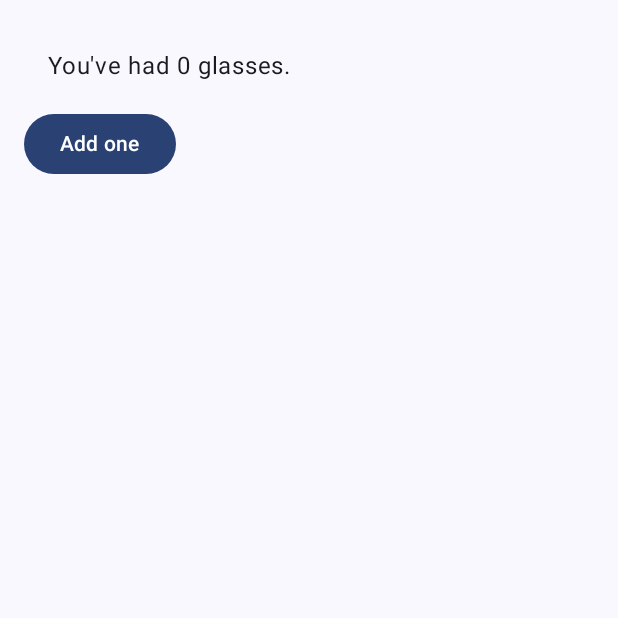
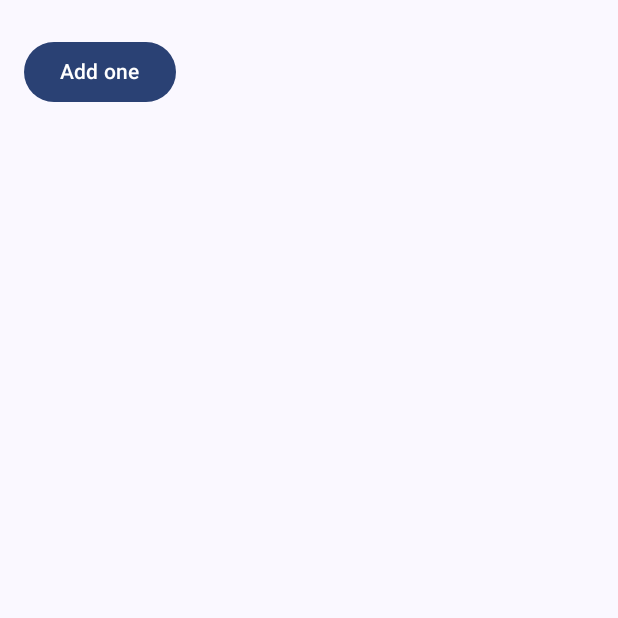
Before and after one commit to galcyurio/tut-android-compose, an Android app built with Jetpack Compose: the screen it shows after launch (MainActivity), on a phone screen of 412 x 824 dp, the top half of it. Run offline under Robolectric (Android 15) with nearby library versions, the phone set to English and light mode, and no system bars.

Commit message:
feat: StatelessCounter로 분리한다

```diff
--- a/app/src/main/java/com/github/galcyurio/codelab/WaterCounter.kt
+++ b/app/src/main/java/com/github/galcyurio/codelab/WaterCounter.kt
@@ -7,7 +7,7 @@ import androidx.compose.material3.Text
 import androidx.compose.runtime.Composable
 import androidx.compose.runtime.getValue
 import androidx.compose.runtime.mutableStateOf
-import androidx.compose.runtime.remember
+import androidx.compose.runtime.saveable.rememberSaveable
 import androidx.compose.runtime.setValue
 import androidx.compose.ui.Modifier
 import androidx.compose.ui.tooling.preview.Preview
@@ -15,15 +15,30 @@ import androidx.compose.ui.unit.dp
 import com.github.galcyurio.codelab.ui.theme.BasicStateCodelabTheme
 
 @Composable
-fun WaterCounter(modifier: Modifier = Modifier) {
+fun StatefulCounter(modifier: Modifier = Modifier) {
+    var count by rememberSaveable { mutableStateOf(0) }
+    StatelessCounter(
+        count = count,
+        onIncrement = { count++ },
+    )
+}
+
+@Composable
+fun StatelessCounter(
+    modifier: Modifier = Modifier,
+    count: Int,
+    onIncrement: () -> Unit,
+) {
     Column(modifier = modifier.padding(16.dp)) {
-        var count by remember { mutableStateOf(0) }
-        Text(
-            text = "You've had $count glasses.",
-            modifier = modifier.padding(16.dp),
-        )
-        Button(onClick = { count++ }) {
-            Text(text = "Add one")
+        if (count > 0) {
+            Text("You've had $count glasses.")
+        }
+        Button(
+            onClick = onIncrement,
+            modifier = Modifier.padding(top = 8.dp),
+            enabled = count < 10,
+        ) {
+            Text("Add one")
         }
     }
 }
@@ -32,6 +47,6 @@ fun WaterCounter(modifier: Modifier = Modifier) {
 @Composable
 fun WaterCounterPreview() {
     BasicStateCodelabTheme {
-        WaterCounter()
+        StatefulCounter()
     }
 }
--- a/app/src/main/java/com/github/galcyurio/codelab/WellnessScreen.kt
+++ b/app/src/main/java/com/github/galcyurio/codelab/WellnessScreen.kt
@@ -5,5 +5,5 @@ import androidx.compose.ui.Modifier
 
 @Composable
 fun WellnessScreen(modifier: Modifier = Modifier) {
-    WaterCounter(modifier)
+    StatefulCounter(modifier)
 }
```
